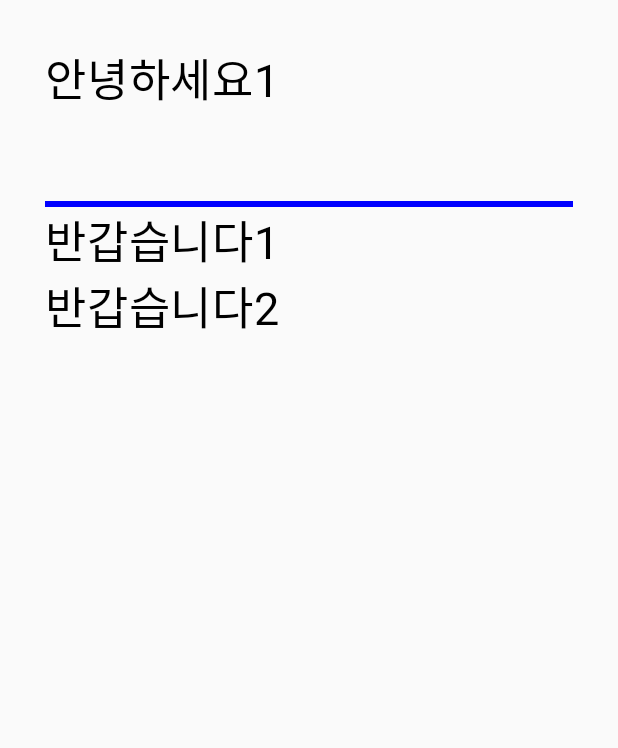
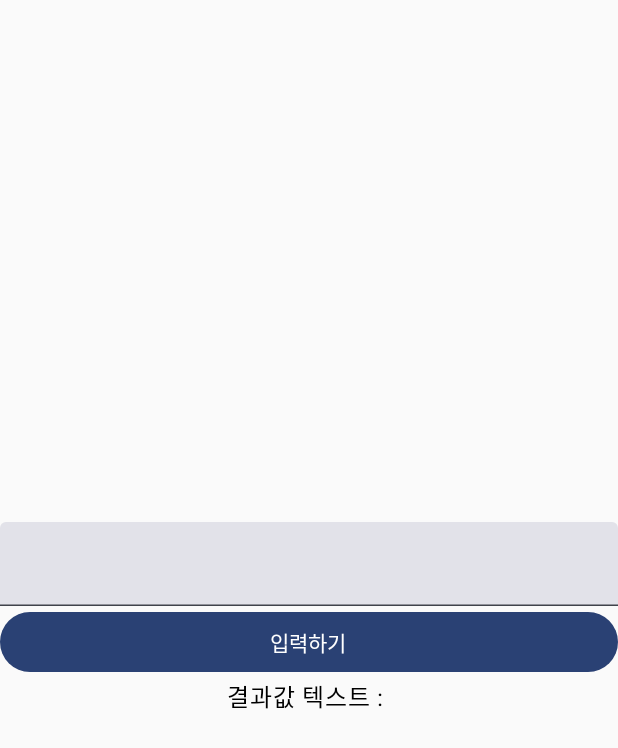
Before and after one commit to inwoo13/ComposeFirst, an Android app built with Jetpack Compose: the screen it shows after launch (MainActivity), on a phone screen of 412 x 824 dp. Shown: the top 748 px of the screen. Run offline under Robolectric (Android 15) with nearby library versions, the phone set to English and light mode, and no system bars.

Commit message:
TextField

```diff
--- a/app/src/main/java/com/inflean/composefirst/MainActivity.kt
+++ b/app/src/main/java/com/inflean/composefirst/MainActivity.kt
@@ -3,18 +3,24 @@ package com.inflean.composefirst
 import android.os.Bundle
 import androidx.activity.ComponentActivity
 import androidx.activity.compose.setContent
+import androidx.compose.foundation.layout.Arrangement
 import androidx.compose.foundation.layout.Column
 import androidx.compose.foundation.layout.Spacer
 import androidx.compose.foundation.layout.fillMaxSize
+import androidx.compose.foundation.layout.fillMaxWidth
 import androidx.compose.foundation.layout.padding
 import androidx.compose.material3.Button
 import androidx.compose.material3.Divider
+import androidx.compose.material3.ExperimentalMaterial3Api
+import androidx.compose.material3.OutlinedTextField
 import androidx.compose.material3.Text
+import androidx.compose.material3.TextField
 import androidx.compose.runtime.Composable
 import androidx.compose.runtime.getValue
 import androidx.compose.runtime.mutableStateOf
 import androidx.compose.runtime.remember
 import androidx.compose.runtime.setValue
+import androidx.compose.ui.Alignment
 import androidx.compose.ui.Modifier
 import androidx.compose.ui.graphics.Color
 import androidx.compose.ui.tooling.preview.Preview
@@ -22,49 +28,86 @@ import androidx.compose.ui.unit.dp
 import androidx.compose.ui.unit.sp
 import com.inflean.composefirst.ui.theme.ComposeFirstTheme
 
-// column -> 세로로 줄 세워서 배치
-// spacer / divider
+// TextField -> EditText 역할
 
 class MainActivity : ComponentActivity() {
     override fun onCreate(savedInstanceState: Bundle?) {
         super.onCreate(savedInstanceState)
         setContent {
             ComposeFirstTheme {
-                ColumnTest1()
+                MyTextField3()
             }
         }
     }
 }
 
+@OptIn(ExperimentalMaterial3Api::class)
 @Composable
-fun ColumnTest1() {
+fun MyTextField1() {
+
+    var textState by remember { mutableStateOf("Hello") }
+
+    TextField(
+        value = textState,
+        onValueChange = { textState = it }, // it이 아니라 "마마"를 넣는다면 사용자가 입력해도 그 "마마"가 도출됨
+        label = { Text(text = "입력하는 공간") }
+    )
+
+}
+
+@OptIn(ExperimentalMaterial3Api::class)
+@Composable
+fun MyTextField2() {
+
+    var textState by remember { mutableStateOf("Hello") }
+
+    OutlinedTextField(
+        value = textState,
+        onValueChange = { textState = it }, // it이 아니라 "마마"를 넣는다면 사용자가 입력해도 그 "마마"가 도출됨
+        label = { Text(text = "입력하는 공간") }
+    )
+
+}
+
+@OptIn(ExperimentalMaterial3Api::class)
+@Composable
+fun MyTextField3() {
+
+    var textState by remember { mutableStateOf("") }
+
+    var enteredText by remember { mutableStateOf("") }
+
     Column(
-        modifier = Modifier.padding(30.dp)  // 컬럼 자체의 padding
+        modifier = Modifier.fillMaxSize(),
+        verticalArrangement = Arrangement.Center, // 세로로 중앙정렬
+        horizontalAlignment = Alignment.CenterHorizontally // 가로로 중앙정렬
     ) {
-        Text(
-            text = "안녕하세요1",
-            fontSize = 30.sp
+
+        TextField(
+            value = textState,
+            onValueChange = { textState = it },
+            modifier = Modifier.fillMaxWidth()
         )
-        Spacer(modifier = Modifier.padding(30.dp))  // 간격 두기
-        Divider(    // 구분선
-            thickness = 4.dp,
-            color = Color.Blue
-        )
-        Text(
-            text = "반갑습니다1",
-            fontSize = 30.sp
-        )
-        Text(
-            text = "반갑습니다2",
-            fontSize = 30.sp
-        )
+
+        Button(
+            onClick = {
+                enteredText = textState
+            },
+            modifier = Modifier.fillMaxWidth()
+        ) {
+            Text(text = "입력하기")
+        }
+
+        Text(text = "결과값 텍스트 : ${enteredText}")
+
     }
+
 }
 
 @Preview(showBackground = true)
 @Composable
 fun GreetingPreview() {
     ComposeFirstTheme {
-        ColumnTest1()
+        MyTextField3()
     }
 }
```
